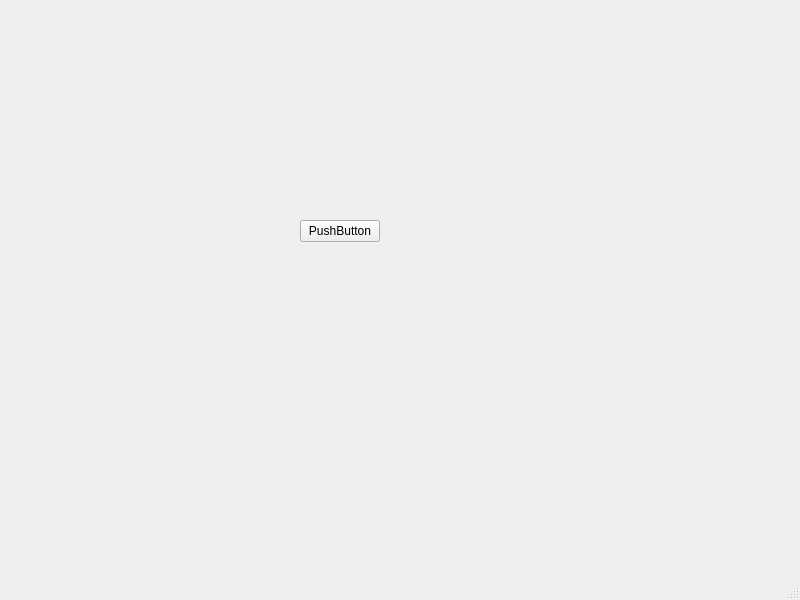
The window that MainWindow.ui (Harrisonp365/FinalPassV2) describes before a commit, drawn with Qt 5.
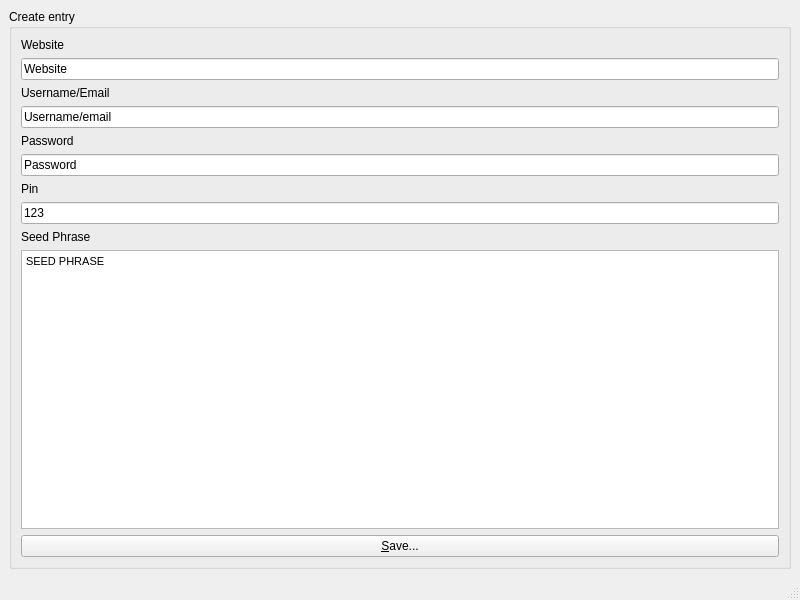
The same window after the commit.

Commit message: Very simple saving and entry to DB is now working but there are no checks for what is entered

Diff of the .ui file:
```diff
--- a/MainWindow.ui
+++ b/MainWindow.ui
@@ -14,19 +14,98 @@
    <string>MainWindow</string>
   </property>
   <widget class="QWidget" name="centralwidget">
-   <widget class="QPushButton" name="saveButton">
-    <property name="geometry">
-     <rect>
-      <x>300</x>
-      <y>220</y>
-      <width>80</width>
-      <height>22</height>
-     </rect>
-    </property>
-    <property name="text">
-     <string>PushButton</string>
-    </property>
-   </widget>
+   <layout class="QVBoxLayout" name="verticalLayout_2">
+    <item>
+     <widget class="QGroupBox" name="groupBox">
+      <property name="title">
+       <string>Create entry</string>
+      </property>
+      <layout class="QVBoxLayout" name="verticalLayout">
+       <item>
+        <widget class="QLabel" name="websiteLabel">
+         <property name="text">
+          <string>Website</string>
+         </property>
+        </widget>
+       </item>
+       <item>
+        <widget class="QLineEdit" name="websiteLineEdit">
+         <property name="text">
+          <string>Website</string>
+         </property>
+        </widget>
+       </item>
+       <item>
+        <widget class="QLabel" name="UsernameLabel">
+         <property name="text">
+          <string>Username/Email</string>
+         </property>
+        </widget>
+       </item>
+       <item>
+        <widget class="QLineEdit" name="usernameLineEdit">
+         <property name="text">
+          <string>Username/email</string>
+         </property>
+        </widget>
+       </item>
+       <item>
+        <widget class="QLabel" name="passwordLabel">
+         <property name="text">
+          <string>Password</string>
+         </property>
+        </widget>
+       </item>
+       <item>
+        <widget class="QLineEdit" name="passwordLineEdit">
+         <property name="text">
+          <string>Password</string>
+         </property>
+        </widget>
+       </item>
+       <item>
+        <widget class="QLabel" name="pinLabel">
+         <property name="text">
+          <string>Pin</string>
+         </property>
+        </widget>
+       </item>
+       <item>
+        <widget class="QLineEdit" name="pinLineEdit">
+         <property name="text">
+          <string>123</string>
+         </property>
+        </widget>
+       </item>
+       <item>
+        <widget class="QLabel" name="seedLabel">
+         <property name="text">
+          <string>Seed Phrase</string>
+         </property>
+        </widget>
+       </item>
+       <item>
+        <widget class="QTextEdit" name="seedEdit">
+         <property name="html">
+          <string>&lt;!DOCTYPE HTML PUBLIC &quot;-//W3C//DTD HTML 4.0//EN&quot; &quot;http://www.w3.org/TR/REC-html40/strict.dtd&quot;&gt;
+&lt;html&gt;&lt;head&gt;&lt;meta name=&quot;qrichtext&quot; content=&quot;1&quot; /&gt;&lt;style type=&quot;text/css&quot;&gt;
+p, li { white-space: pre-wrap; }
+&lt;/style&gt;&lt;/head&gt;&lt;body style=&quot; font-family:'MS Shell Dlg 2'; font-size:8pt; font-weight:400; font-style:normal;&quot;&gt;
+&lt;p style=&quot; margin-top:0px; margin-bottom:0px; margin-left:0px; margin-right:0px; -qt-block-indent:0; text-indent:0px;&quot;&gt;SEED PHRASE&lt;/p&gt;&lt;/body&gt;&lt;/html&gt;</string>
+         </property>
+        </widget>
+       </item>
+       <item>
+        <widget class="QPushButton" name="saveButton">
+         <property name="text">
+          <string>&amp;Save...</string>
+         </property>
+        </widget>
+       </item>
+      </layout>
+     </widget>
+    </item>
+   </layout>
   </widget>
   <widget class="QMenuBar" name="menubar">
    <property name="geometry">
```
The commit also changes 1 other file.
